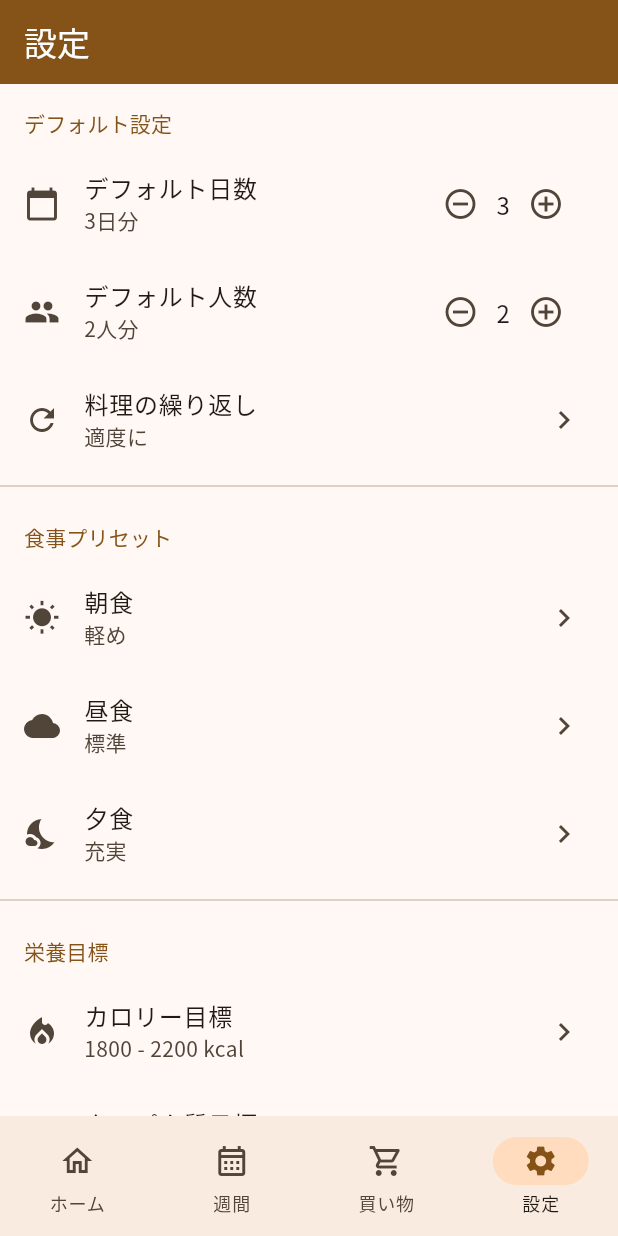
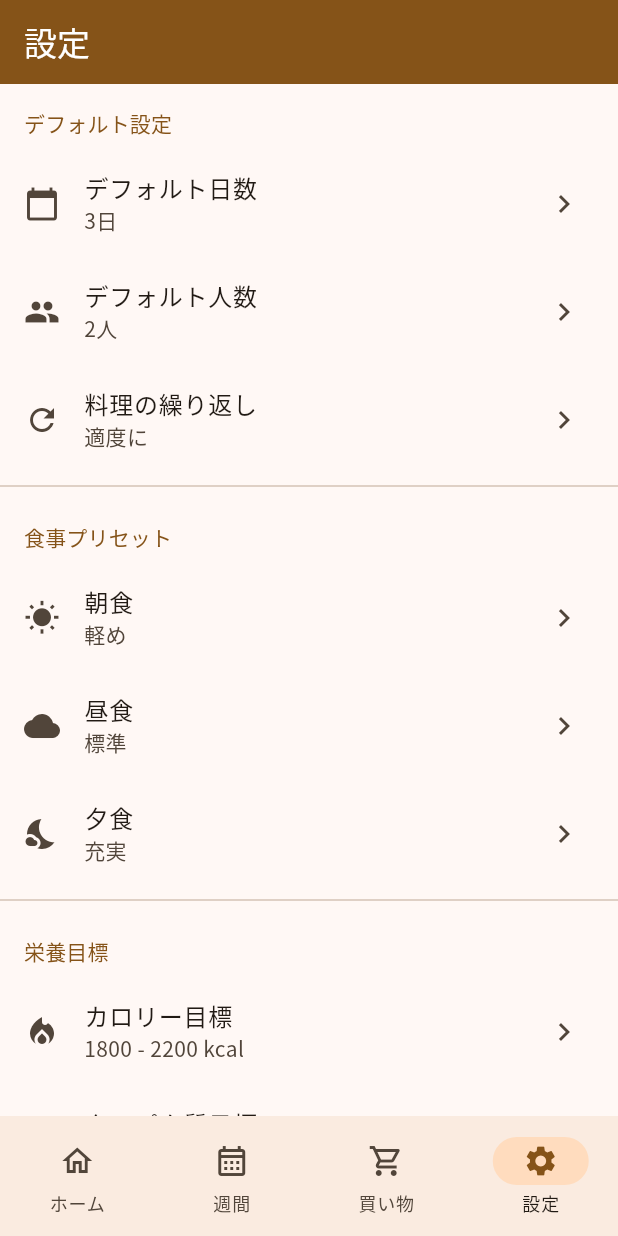
Before and after one commit to iwamaki/nutrition-optimizer, a Flutter app: the screen it shows after launch, item 4 of the bottom bar chosen, on a phone screen of 412 x 824 dp. Run offline on Flutter 3.47's test engine with Material 3 defaults, Android fonts, the phone set to English and light mode, and no system bars; our stand-ins replace flutter_riverpod, google_fonts, riverpod_annotation, share_plus, shared_preferences; generated files the repository leaves out were written again; network calls fail.

Commit message:
style: 設定画面と生成モーダルのUI統一・プログレスバー修正
- 設定画面の日数・人数設定を+/-ボタンからボトムシート選択形式に変更
- 生成モーダルのプログレスバーでステップドットを固定幅に統一し、
  「お気に入り」ラベル部分で横線が途切れる問題を修正

Co-Authored-By: Claude Opus 4.5 <noreply@anthropic.com>

```diff
--- a/frontend/lib/presentation/modals/generate/generate_modal.dart
+++ b/frontend/lib/presentation/modals/generate/generate_modal.dart
@@ -135,7 +135,9 @@ class _GenerateModalNewState extends ConsumerState<GenerateModalNew> {
     final isCurrent = state.currentStep == step;
     final colorScheme = Theme.of(context).colorScheme;
 
-    return Column(
+    return SizedBox(
+      width: 56,
+      child: Column(
         children: [
           Container(
             width: 32,
@@ -169,6 +171,7 @@ class _GenerateModalNewState extends ConsumerState<GenerateModalNew> {
             ),
           ),
         ],
+      ),
     );
   }
 
--- a/frontend/lib/presentation/screens/settings_screen.dart
+++ b/frontend/lib/presentation/screens/settings_screen.dart
@@ -80,30 +80,54 @@ class SettingsScreen extends ConsumerWidget {
   }
 
   Widget _buildDaysSetting(BuildContext context, WidgetRef ref, SettingsState settingsState) {
+    String getDaysLabel(int days) {
+      switch (days) {
+        case 1:
+          return '1日';
+        case 3:
+          return '3日';
+        case 7:
+          return '1週間';
+        default:
+          return '$days日';
+      }
+    }
+
     return ListTile(
       leading: const Icon(Icons.calendar_today),
       title: const Text('デフォルト日数'),
-      subtitle: Text('${settingsState.defaultDays}日分'),
-      trailing: Row(
+      subtitle: Text(getDaysLabel(settingsState.defaultDays)),
+      trailing: const Icon(Icons.chevron_right),
+      onTap: () => _showDaysModal(context, ref, settingsState),
+    );
+  }
+
+  void _showDaysModal(BuildContext context, WidgetRef ref, SettingsState settingsState) {
+    showModalBottomSheet(
+      context: context,
+      builder: (context) => SafeArea(
+        child: Column(
           mainAxisSize: MainAxisSize.min,
           children: [
-          IconButton(
-            icon: const Icon(Icons.remove_circle_outline),
-            onPressed: settingsState.defaultDays > 1
-                ? () => ref.read(settingsNotifierProvider.notifier).setDefaultDays(settingsState.defaultDays - 1)
-                : null,
+            const Padding(
+              padding: EdgeInsets.all(16),
+              child: Text('期間を選択', style: TextStyle(fontSize: 18, fontWeight: FontWeight.bold)),
             ),
-          Text(
-            '${settingsState.defaultDays}',
-            style: Theme.of(context).textTheme.titleMedium,
+            _buildModalOption(context, '1日', '今日の献立', settingsState.defaultDays == 1, () {
+              ref.read(settingsNotifierProvider.notifier).setDefaultDays(1);
+              Navigator.pop(context);
+            }),
+            _buildModalOption(context, '3日', '週の前半・後半', settingsState.defaultDays == 3, () {
+              ref.read(settingsNotifierProvider.notifier).setDefaultDays(3);
+              Navigator.pop(context);
+            }),
+            _buildModalOption(context, '1週間', '週末にまとめて計画', settingsState.defaultDays == 7, () {
+              ref.read(settingsNotifierProvider.notifier).setDefaultDays(7);
+              Navigator.pop(context);
+            }),
+            const SizedBox(height: 16),
+          ],
         ),
-          IconButton(
-            icon: const Icon(Icons.add_circle_outline),
-            onPressed: settingsState.defaultDays < 7
-                ? () => ref.read(settingsNotifierProvider.notifier).setDefaultDays(settingsState.defaultDays + 1)
-                : null,
-          ),
-        ],
       ),
     );
   }
@@ -112,27 +136,39 @@ class SettingsScreen extends ConsumerWidget {
     return ListTile(
       leading: const Icon(Icons.people),
       title: const Text('デフォルト人数'),
-      subtitle: Text('${settingsState.defaultPeople}人分'),
-      trailing: Row(
+      subtitle: Text('${settingsState.defaultPeople}人'),
+      trailing: const Icon(Icons.chevron_right),
+      onTap: () => _showPeopleModal(context, ref, settingsState),
+    );
+  }
+
+  void _showPeopleModal(BuildContext context, WidgetRef ref, SettingsState settingsState) {
+    showModalBottomSheet(
+      context: context,
+      builder: (context) => SafeArea(
+        child: Column(
           mainAxisSize: MainAxisSize.min,
           children: [
-          IconButton(
-            icon: const Icon(Icons.remove_circle_outline),
-            onPressed: settingsState.defaultPeople > 1
-                ? () => ref.read(settingsNotifierProvider.notifier).setDefaultPeople(settingsState.defaultPeople - 1)
-                : null,
+            const Padding(
+              padding: EdgeInsets.all(16),
+              child: Text('人数を選択', style: TextStyle(fontSize: 18, fontWeight: FontWeight.bold)),
             ),
-          Text(
-            '${settingsState.defaultPeople}',
-            style: Theme.of(context).textTheme.titleMedium,
+            ...List.generate(6, (i) {
+              final people = i + 1;
+              return _buildModalOption(
+                context,
+                '$people人',
+                null,
+                settingsState.defaultPeople == people,
+                () {
+                  ref.read(settingsNotifierProvider.notifier).setDefaultPeople(people);
+                  Navigator.pop(context);
+                },
+              );
+            }),
+            const SizedBox(height: 16),
+          ],
         ),
-          IconButton(
-            icon: const Icon(Icons.add_circle_outline),
-            onPressed: settingsState.defaultPeople < 6
-                ? () => ref.read(settingsNotifierProvider.notifier).setDefaultPeople(settingsState.defaultPeople + 1)
-                : null,
-          ),
-        ],
       ),
     );
   }
@@ -726,4 +762,21 @@ class SettingsScreen extends ConsumerWidget {
       ),
     );
   }
+
+  Widget _buildModalOption(
+    BuildContext context,
+    String title,
+    String? subtitle,
+    bool isSelected,
+    VoidCallback onTap,
+  ) {
+    return ListTile(
+      title: Text(title),
+      subtitle: subtitle != null ? Text(subtitle, style: const TextStyle(fontSize: 12)) : null,
+      trailing: isSelected
+          ? Icon(Icons.check, color: Theme.of(context).colorScheme.primary)
+          : null,
+      onTap: onTap,
+    );
   }
+}
```
Lines whose indentation alone changed are shown as unchanged.
